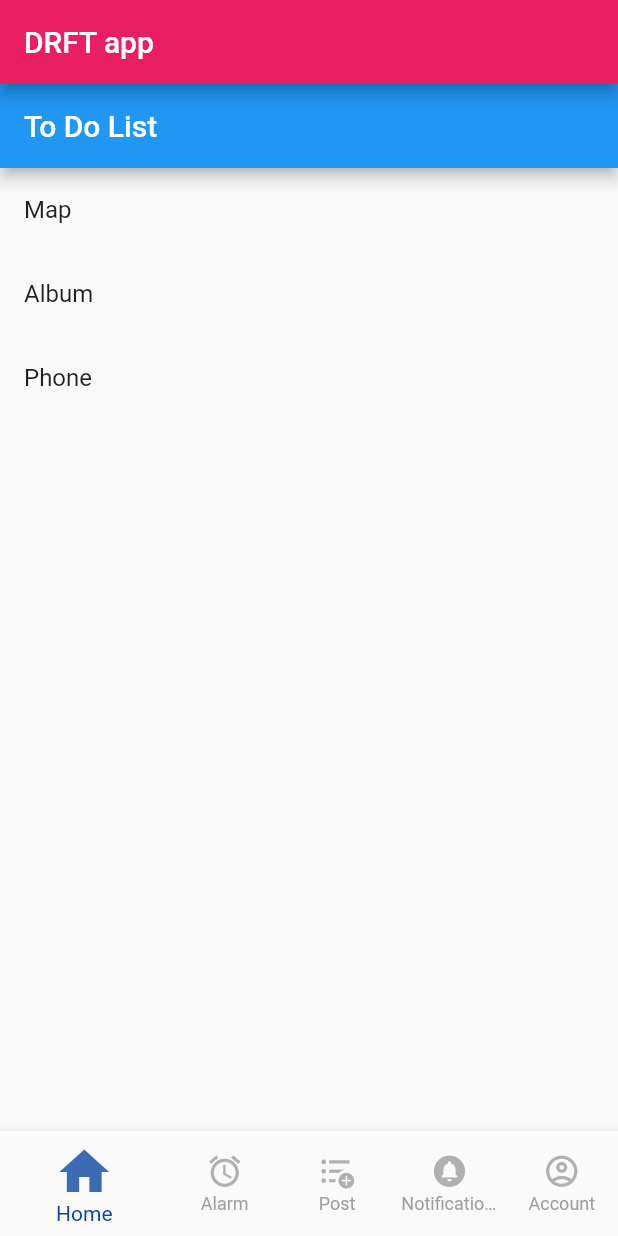
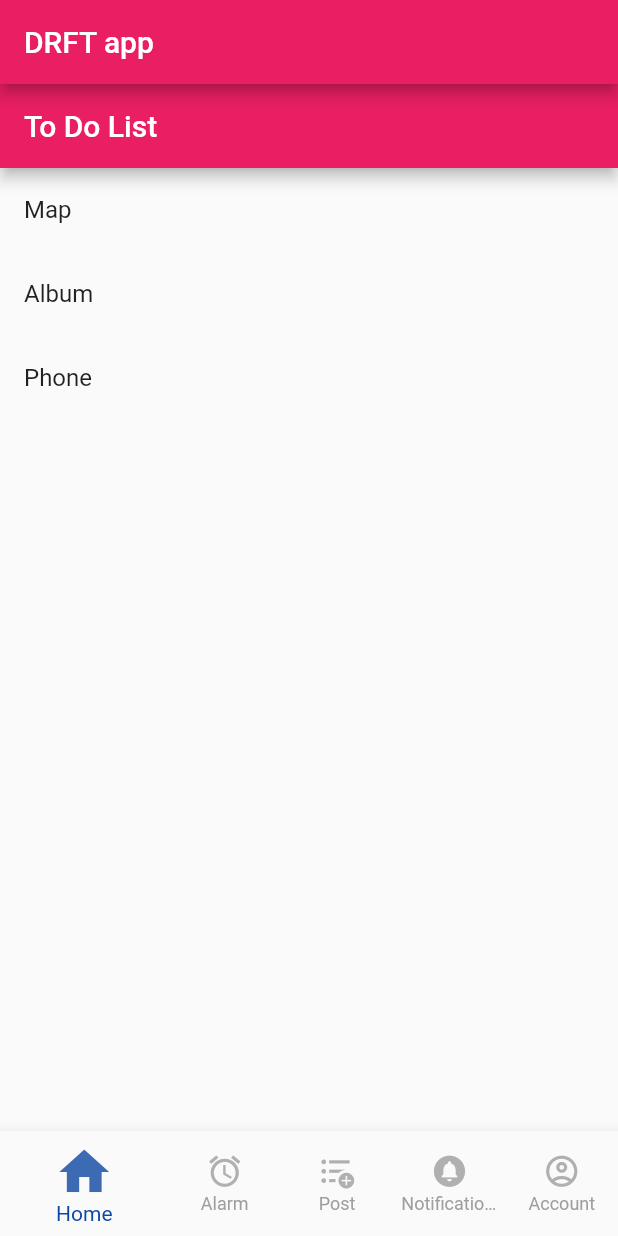
Before and after one commit to abhi-vachani/ToDoZzzz, a Flutter app: the screen it shows after launch, on a phone screen of 412 x 824 dp. Run offline on Flutter 3.47's test engine with Material 2 defaults, Android fonts, the phone set to English and light mode, and no system bars.

Commit message:
made some small changes to main page

```diff
--- a/lib/screens/Home.dart
+++ b/lib/screens/Home.dart
@@ -5,12 +5,14 @@ import 'package:flutter/material.dart';
 class HomePage extends StatelessWidget {
   @override
   Widget build(BuildContext context) {
-
     // Simple To Do List: Need to add a way for user to input
     const title = 'To Do List';
-
     return MaterialApp(
-      title: title,
+      debugShowCheckedModeBanner: false,
+      title: 'The Todo List',
+      theme: ThemeData(
+        primarySwatch: Colors.pink,
+      ),
       home: Scaffold(
         appBar: AppBar(
           title: const Text(title),
```
